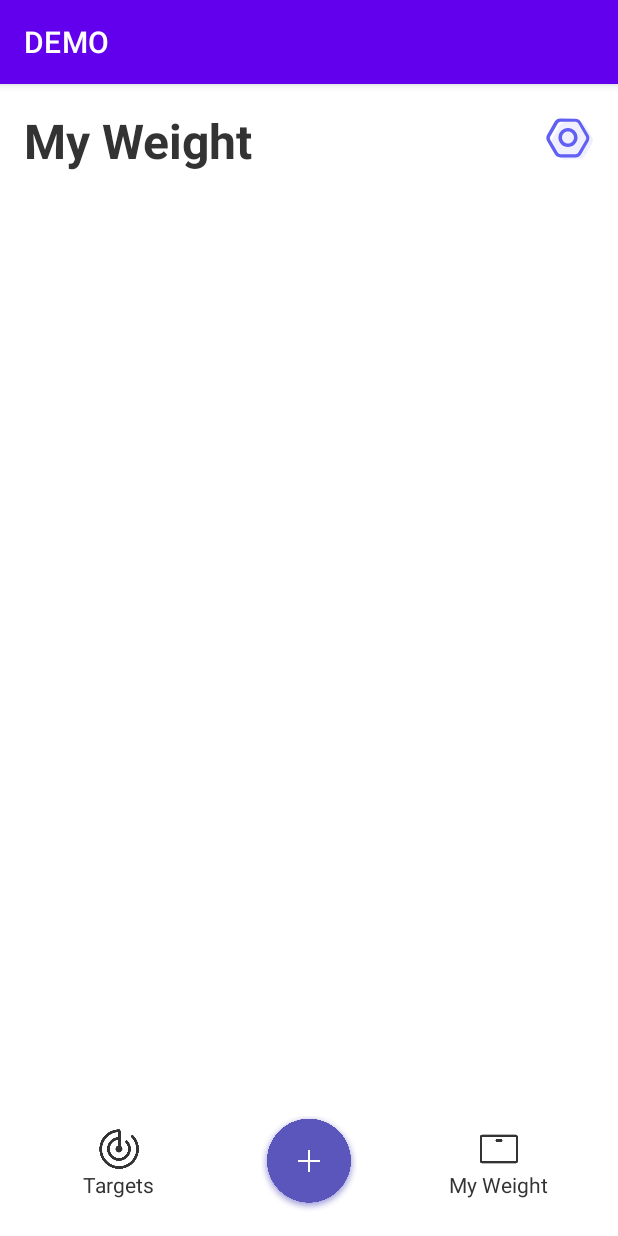
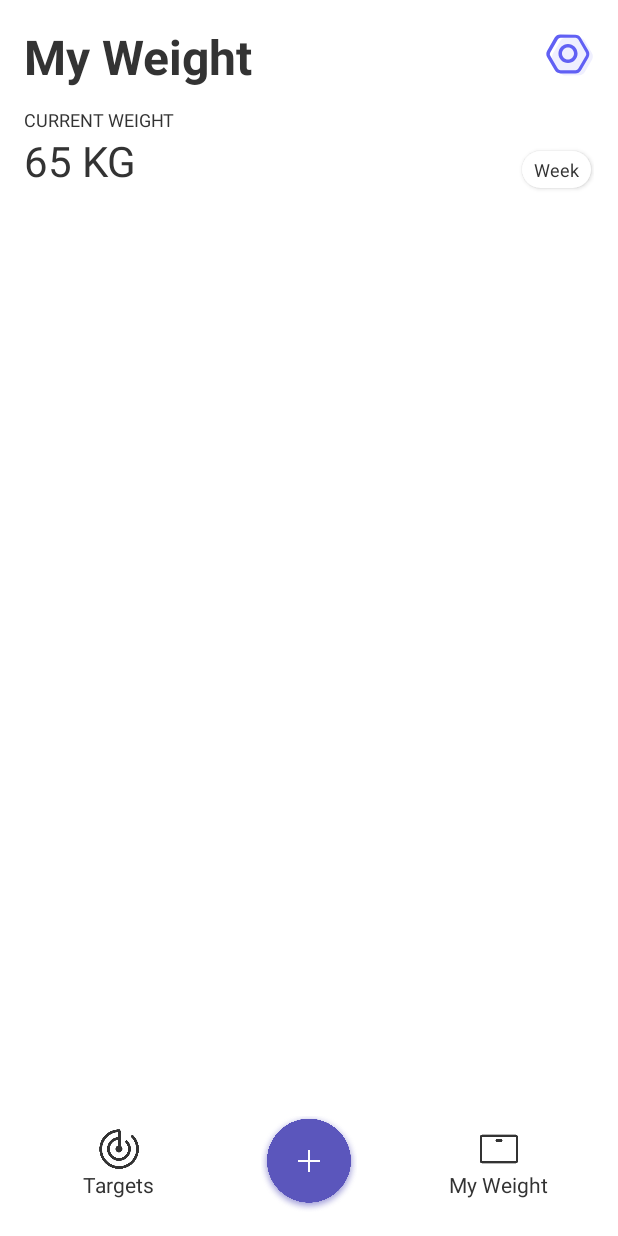
Before and after one commit to LeerGo/BMI-Tracker, an Android app: the screen it shows after launch (MainActivity), on a phone screen of 412 x 824 dp. Run offline under Robolectric (Android 15) with nearby library versions, the phone set to English and light mode, and no system bars.

Commit message:
Opt 添加证书、集成firebase

```diff
--- a/app/build.gradle
+++ b/app/build.gradle
@@ -1,7 +1,13 @@
 plugins {
     id 'com.android.application'
     id 'kotlin-android'
+    id 'com.google.gms.google-services'
+    id 'com.google.firebase.crashlytics'
 }
+
+def keystorePropertiesFile = rootProject.file("key.properties")
+def keystoreProperties = new Properties()
+keystoreProperties.load(new FileInputStream(keystorePropertiesFile))
 
 android {
     compileSdkVersion 30
@@ -17,9 +23,23 @@ android {
         testInstrumentationRunner "androidx.test.runner.AndroidJUnitRunner"
     }
 
+    signingConfigs {
+        release {
+            keyAlias keystoreProperties['keyAlias']
+            keyPassword keystoreProperties['keyPassword']
+            storeFile file(keystoreProperties['storeFile'])
+            storePassword keystoreProperties['storePassword']
+        }
+    }
+
     buildTypes {
+        debug {
+            signingConfig signingConfigs.release
+        }
+
         release {
             minifyEnabled false
+            signingConfig signingConfigs.release
             proguardFiles getDefaultProguardFile('proguard-android-optimize.txt'), 'proguard-rules.pro'
         }
     }
@@ -43,8 +63,12 @@ dependencies {
     implementation 'androidx.appcompat:appcompat:1.2.0'
     implementation 'com.google.android.material:material:1.2.1'
 
+    // database
     implementation "androidx.room:room-runtime:2.2.5"
-//    implementation "androidx.room:room-rxjava2:2.2.5"
-//    implementation "androidx.room:room-guava:2.2.5"
     annotationProcessor "androidx.room:room-compiler:2.2.5"
+
+    // google service
+    implementation 'com.google.firebase:firebase-bom:26.1.1'
+    implementation 'com.google.firebase:firebase-analytics-ktx:18.0.0'
+    implementation 'com.google.firebase:firebase-crashlytics-ktx:17.3.0'
 }
--- a/app/src/main/java/fun/bugfix/bmi/MainActivity.kt
+++ b/app/src/main/java/fun/bugfix/bmi/MainActivity.kt
@@ -1,6 +1,7 @@
 package `fun`.bugfix.bmi
 
 import android.os.Bundle
+import android.widget.ImageView
 import androidx.appcompat.app.AppCompatActivity
 
 /**
@@ -13,5 +14,10 @@ class MainActivity : AppCompatActivity() {
     override fun onCreate(savedInstanceState: Bundle?) {
         super.onCreate(savedInstanceState)
         setContentView(R.layout.activity_main)
+
+        var ivAdd = findViewById<ImageView>(R.id.ivAdd)
+        ivAdd.setOnClickListener {
+            var a =     1 / 0
+        }
     }
 }
--- /dev/null
+++ b/app/src/main/res/drawable/back_stadium_white.xml
@@ -0,0 +1,6 @@
+<?xml version="1.0" encoding="utf-8"?>
+<shape xmlns:android="http://schemas.android.com/apk/res/android"
+    android:shape="rectangle">
+    <corners android:radius="25dp" />
+    <solid android:color="@color/white" />
+</shape>
--- a/app/src/main/res/layout/activity_main.xml
+++ b/app/src/main/res/layout/activity_main.xml
@@ -1,6 +1,5 @@
 <?xml version="1.0" encoding="utf-8"?>
-<androidx.appcompat.widget.LinearLayoutCompat
-    xmlns:android="http://schemas.android.com/apk/res/android"
+<androidx.appcompat.widget.LinearLayoutCompat xmlns:android="http://schemas.android.com/apk/res/android"
     xmlns:tools="http://schemas.android.com/tools"
     android:layout_width="match_parent"
     android:layout_height="match_parent"
@@ -38,7 +37,45 @@
                     android:layout_width="32dp"
                     android:layout_height="32dp"
                     android:src="@drawable/ic_setting" />
-            </LinearLayout>x11
+            </LinearLayout>
+
+            <RelativeLayout
+                android:layout_width="match_parent"
+                android:layout_height="wrap_content"
+                android:layout_marginTop="12dp">
+
+                <TextView
+                    android:id="@+id/tvCurrent"
+                    android:layout_width="wrap_content"
+                    android:layout_height="wrap_content"
+                    android:text="@string/current_weight"
+                    android:textColor="@color/color_333333"
+                    android:textSize="12dp" />
+
+                <TextView
+                    android:id="@+id/tvWeight"
+                    android:layout_width="wrap_content"
+                    android:layout_height="wrap_content"
+                    android:layout_below="@+id/tvCurrent"
+                    android:text="65 KG"
+                    android:textColor="@color/color_333333"
+                    android:textSize="28dp" />
+
+                <TextView
+                    android:layout_width="wrap_content"
+                    android:layout_height="wrap_content"
+                    android:layout_alignBaseline="@id/tvWeight"
+                    android:layout_alignParentEnd="true"
+                    android:layout_marginEnd="2dp"
+                    android:layout_marginBottom="4dp"
+                    android:background="@drawable/back_stadium_white"
+                    android:elevation="2dp"
+                    android:paddingHorizontal="8dp"
+                    android:paddingVertical="4dp"
+                    android:text="Week"
+                    android:textColor="@color/color_333333"
+                    android:textSize="12dp" />
+            </RelativeLayout>
         </LinearLayout>
     </ScrollView>
 
--- a/app/src/main/res/values/strings.xml
+++ b/app/src/main/res/values/strings.xml
@@ -4,4 +4,5 @@
     <string name="menu_target">Targets</string>
     <string name="menu_mine">My Weight</string>
     <string name="home_title">My Weight</string>
+    <string name="current_weight">CURRENT WEIGHT</string>
 </resources>
--- a/app/src/main/res/values/themes.xml
+++ b/app/src/main/res/values/themes.xml
@@ -1,19 +1,18 @@
 <resources xmlns:tools="http://schemas.android.com/tools">
+    <color name="colorPrimary">@color/color_5b56bc</color>
+    <color name="colorPrimaryDark">@color/white</color>
+
     <!-- Base application theme. -->
-    <style name="Theme.BMI"
-           parent="Theme.MaterialComponents.DayNight.DarkActionBar">
+    <style name="Theme.BMI" parent="Theme.MaterialComponents.DayNight.NoActionBar">
         <!-- Primary brand color. -->
-        <item name="colorPrimary">@color/purple_500</item>
-        <item name="colorPrimaryVariant">@color/purple_700</item>
-        <item name="colorOnPrimary">@color/white</item>
-        <!-- Secondary brand color. -->
-        <item name="colorSecondary">@color/teal_200</item>
-        <item name="colorSecondaryVariant">@color/teal_700</item>
-        <item name="colorOnSecondary">@color/black</item>
-        <!-- Status bar color. -->
-        <item name="android:statusBarColor"
-              tools:targetApi="l">?attr/colorPrimaryVariant
+        <item name="colorPrimary">@color/colorPrimary</item>
+        <item name="colorPrimaryVariant">@color/colorPrimaryDark</item>
+        <!-- Status bar color. x-->
+        <item name="android:statusBarColor" tools:targetApi="l">
+            ?attr/colorPrimaryVariant
         </item>
+        <!--TODO: 刘海屏、低版本适配 @lyf 2020-12-09 03:14:33 -->
+        <item name="android:windowLightStatusBar">true</item>
         <!-- Customize your theme here. -->
     </style>
 </resources>
--- a/build.gradle
+++ b/build.gradle
@@ -11,6 +11,8 @@ buildscript {
 
         // NOTE: Do not place your application dependencies here; they belong
         // in the individual module build.gradle files
+        classpath 'com.google.gms:google-services:4.3.4'
+        classpath 'com.google.firebase:firebase-crashlytics-gradle:2.4.1'
     }
 }
 
```
Also changed, not shown: 1 other file.
